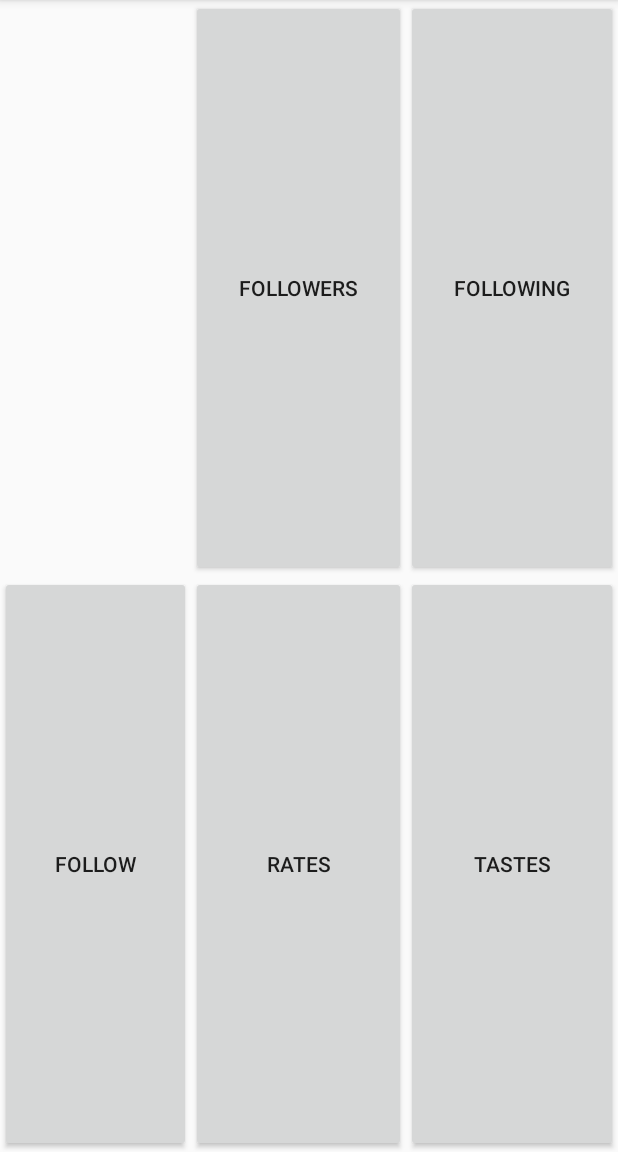
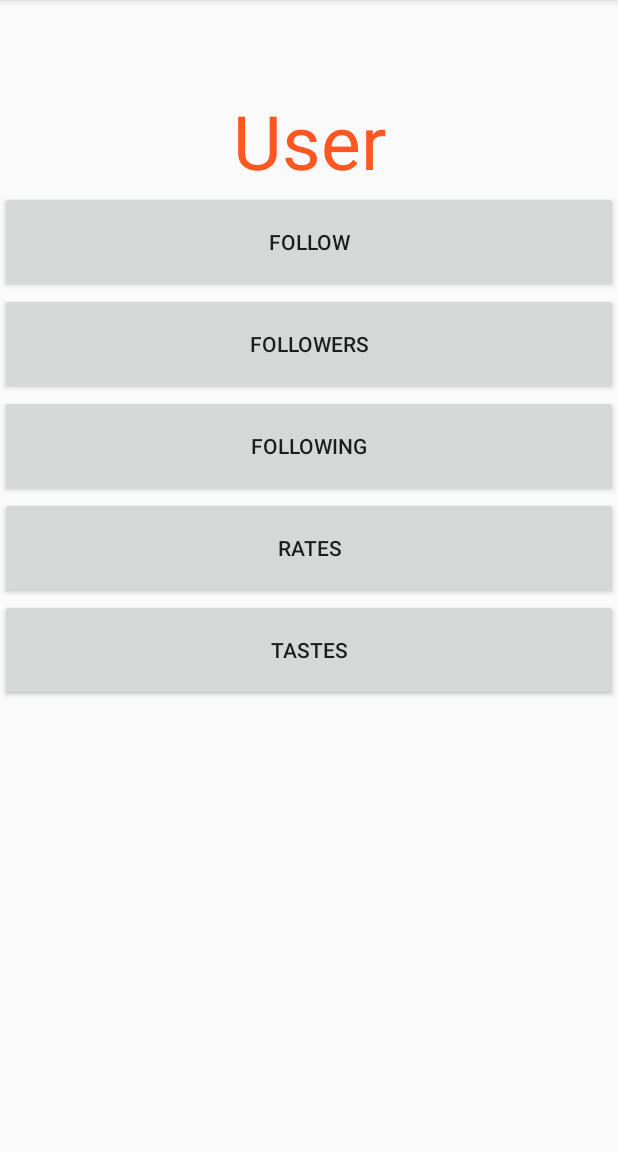
Before and after one commit to om12ar/ZoneIn, an Android app: the fragment TopUserProfileFragment shown on its own in the app's theme, on a phone screen of 412 x 824 dp, the part 84-1236 px from its top. Run offline under Robolectric (Android 15) with nearby library versions, the phone set to English and light mode, and no system bars.

Commit message:
xml files updates + fragments

```diff
--- a/app/src/main/res/layout/top_user_profile_fragment.xml
+++ b/app/src/main/res/layout/top_user_profile_fragment.xml
@@ -1,76 +1,59 @@
 <?xml version="1.0" encoding="utf-8"?>
-<RelativeLayout xmlns:android="http://schemas.android.com/apk/res/android"
-    android:layout_width="match_parent" android:layout_height="match_parent">
+<LinearLayout xmlns:android="http://schemas.android.com/apk/res/android"
+    android:orientation="vertical" android:layout_width="match_parent"
+    android:layout_height="match_parent"
+    android:weightSum="1">
 
-    <GridLayout
-        android:layout_width="match_parent"
-        android:layout_height="match_parent">
 
         <TextView
-            android:layout_width="wrap_content"
+            android:layout_marginTop="60dp"
+            android:layout_width="match_parent"
             android:layout_height="wrap_content"
-            android:text=""
-            android:id="@+id/userName"
-            android:layout_row="0"
-            android:layout_column="0"
-            android:layout_gravity="fill"
-            android:layout_columnWeight="1"
-            android:layout_rowWeight="1" />
+            android:textSize="50sp"
+            android:gravity="center"
+            android:textColor="#FF5722"
+            android:text="User"
+            android:id="@+id/userName" />
 
     <Button
-            android:layout_width="wrap_content"
+        android:layout_width="match_parent"
         android:layout_height="wrap_content"
-            android:layout_gravity="fill"
-            android:layout_columnWeight="1"
-            android:layout_rowWeight="1"
+        android:text="Follow"
+        android:id="@+id/followButton"
+        android:layout_gravity="center_horizontal"
+        android:layout_weight="0.05"
+        android:visibility="visible" />
+
+    <Button
+            android:layout_width="match_parent"
+            android:layout_height="wrap_content"
             android:text="Followers"
             android:id="@+id/followersButton"
-            android:layout_row="0"
-            android:layout_column="1" />
+            android:layout_gravity="center_horizontal"
+            android:layout_weight="0.05"/>
 
     <Button
-            android:layout_width="wrap_content"
+            android:layout_width="match_parent"
             android:layout_height="wrap_content"
-            android:layout_gravity="fill"
-            android:layout_columnWeight="1"
-            android:layout_rowWeight="1"
             android:text="Following"
             android:id="@+id/followingButton"
-            android:layout_row="0"
-            android:layout_column="2" />
+            android:layout_gravity="center_horizontal"
+            android:layout_weight="0.05"/>
 
     <Button
-            android:layout_width="wrap_content"
+            android:layout_width="match_parent"
             android:layout_height="wrap_content"
-            android:layout_gravity="fill"
-            android:layout_columnWeight="1"
-            android:layout_rowWeight="1"
-            android:text="Follow"
-            android:id="@+id/followButton"
-            android:layout_row="1"
-            android:layout_column="0" />
+            android:text="Rates"
+            android:id="@+id/ratesButton"
+            android:layout_gravity="center_horizontal"
+            android:layout_weight="0.05"/>
 
         <Button
-            android:layout_width="wrap_content"
+            android:layout_width="match_parent"
             android:layout_height="wrap_content"
-            android:layout_gravity="fill"
-            android:layout_columnWeight="1"
-            android:layout_rowWeight="1"
-            android:text="Rates"
-            android:id="@+id/ratesButton"
-            android:layout_row="1"
-            android:layout_column="1" />
-
-        <Button
-            android:layout_width="wrap_content"
-            android:layout_height="wrap_content"
-            android:layout_gravity="fill"
-            android:layout_columnWeight="1"
-            android:layout_rowWeight="1"
             android:text="Tastes"
             android:id="@+id/tastesButton"
-            android:layout_row="1"
-            android:layout_column="2" />
+            android:layout_gravity="center_horizontal"
+            android:layout_weight="0.05"/>
 
-    </GridLayout>
-</RelativeLayout>
+</LinearLayout>
```
Also changed, not shown: app/src/main/java/com/swe/zonein/zonein/Activities/PlacePostFragment.java (added, +23 -0 lines), app/src/main/res/layout/activity_followers.xml (+10 -1 lines), app/src/main/res/layout/activity_main.xml (+17 -0 lines), app/src/main/res/layout/activity_sign_in.xml (+15 -16 lines), app/src/main/res/layout/activity_user_profile.xml (+14 -0 lines), app/src/main/res/layout/place_post_fragment.xml (added, +46 -0 lines), app/src/main/res/drawable/location.png. Lines whose indentation alone changed are shown as unchanged.
